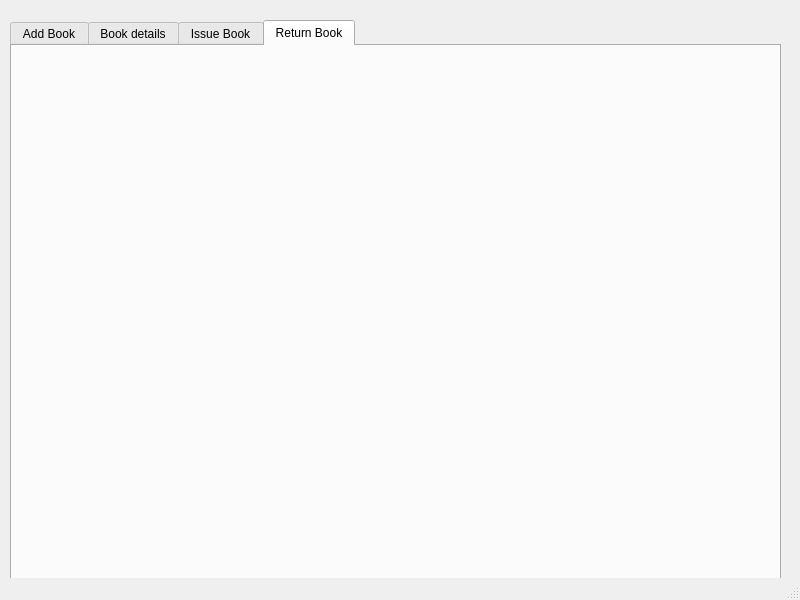
Above: ui/Book Window.ui from amazinglySK/lms-400 before the change. Below: the same form after it.
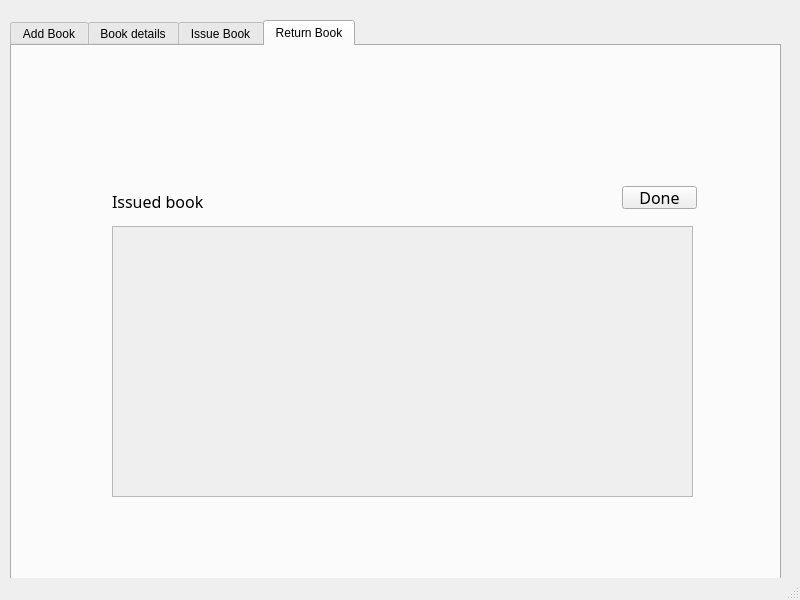
That is the form after the change. The open tabs and pages were chosen to show the change.

Commit message:
Worked on return feature :white_check_mark:
- Added return book logic
- Added a few more todos
- Fixed the calc_fine logic
- Fixed a small bug in `get_defaulter_books`
- Made necessary changes in UI

The edit to the form file:
```diff
--- a/ui/Book Window.ui
+++ b/ui/Book Window.ui
@@ -558,7 +558,91 @@
         </layout>
        </widget>
       </widget>
-      <widget class="QWidget" name="page_2"/>
+      <widget class="QWidget" name="page_2">
+       <widget class="QScrollArea" name="IssuedBooksBox">
+        <property name="geometry">
+         <rect>
+          <x>60</x>
+          <y>160</y>
+          <width>581</width>
+          <height>271</height>
+         </rect>
+        </property>
+        <property name="widgetResizable">
+         <bool>true</bool>
+        </property>
+        <widget class="QWidget" name="scrollAreaWidgetContents_6">
+         <property name="geometry">
+          <rect>
+           <x>0</x>
+           <y>0</y>
+           <width>579</width>
+           <height>269</height>
+          </rect>
+         </property>
+        </widget>
+       </widget>
+       <widget class="QLabel" name="NameLabel">
+        <property name="geometry">
+         <rect>
+          <x>60</x>
+          <y>20</y>
+          <width>581</width>
+          <height>51</height>
+         </rect>
+        </property>
+        <property name="font">
+         <font>
+          <family>Bahnschrift</family>
+          <pointsize>15</pointsize>
+         </font>
+        </property>
+        <property name="text">
+         <string/>
+        </property>
+        <property name="alignment">
+         <set>Qt::AlignCenter</set>
+        </property>
+       </widget>
+       <widget class="QLabel" name="label_9">
+        <property name="geometry">
+         <rect>
+          <x>60</x>
+          <y>120</y>
+          <width>91</width>
+          <height>31</height>
+         </rect>
+        </property>
+        <property name="font">
+         <font>
+          <family>Bahnschrift</family>
+          <pointsize>12</pointsize>
+         </font>
+        </property>
+        <property name="text">
+         <string>Issued books</string>
+        </property>
+       </widget>
+       <widget class="QPushButton" name="ReturnDoneButton">
+        <property name="geometry">
+         <rect>
+          <x>570</x>
+          <y>120</y>
+          <width>75</width>
+          <height>23</height>
+         </rect>
+        </property>
+        <property name="font">
+         <font>
+          <family>Bahnschrift</family>
+          <pointsize>12</pointsize>
+         </font>
+        </property>
+        <property name="text">
+         <string>Done</string>
+        </property>
+       </widget>
+      </widget>
      </widget>
     </widget>
    </widget>
```
Left out of the diff: 23 changed lines with no effect on the pictures. The commit also changes 4 other files.
